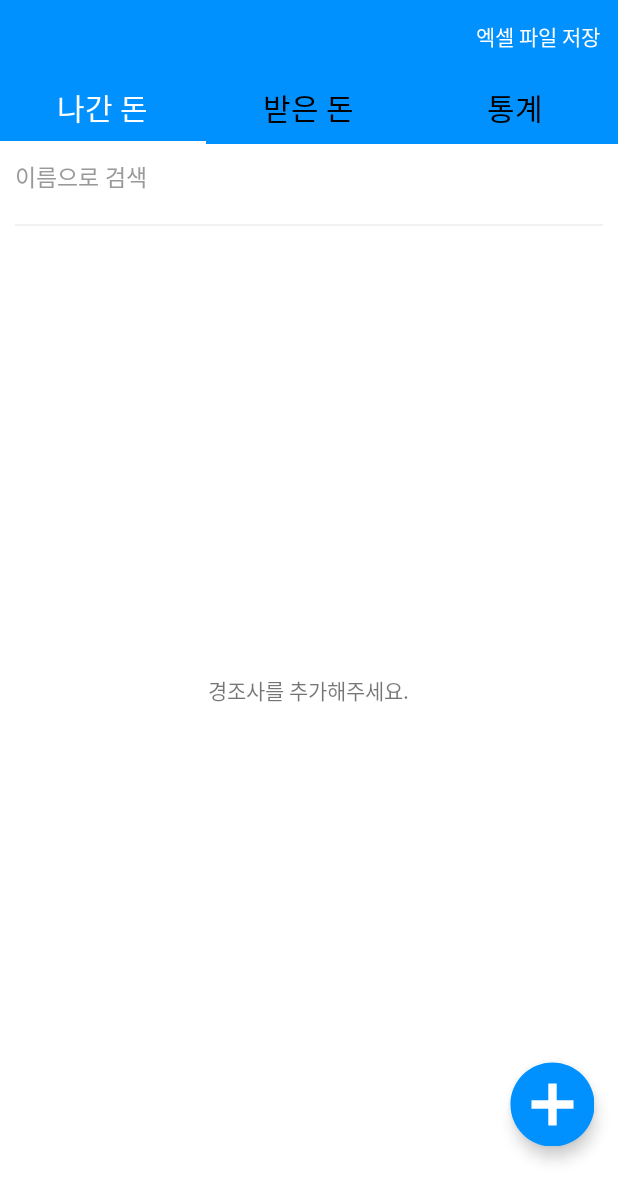
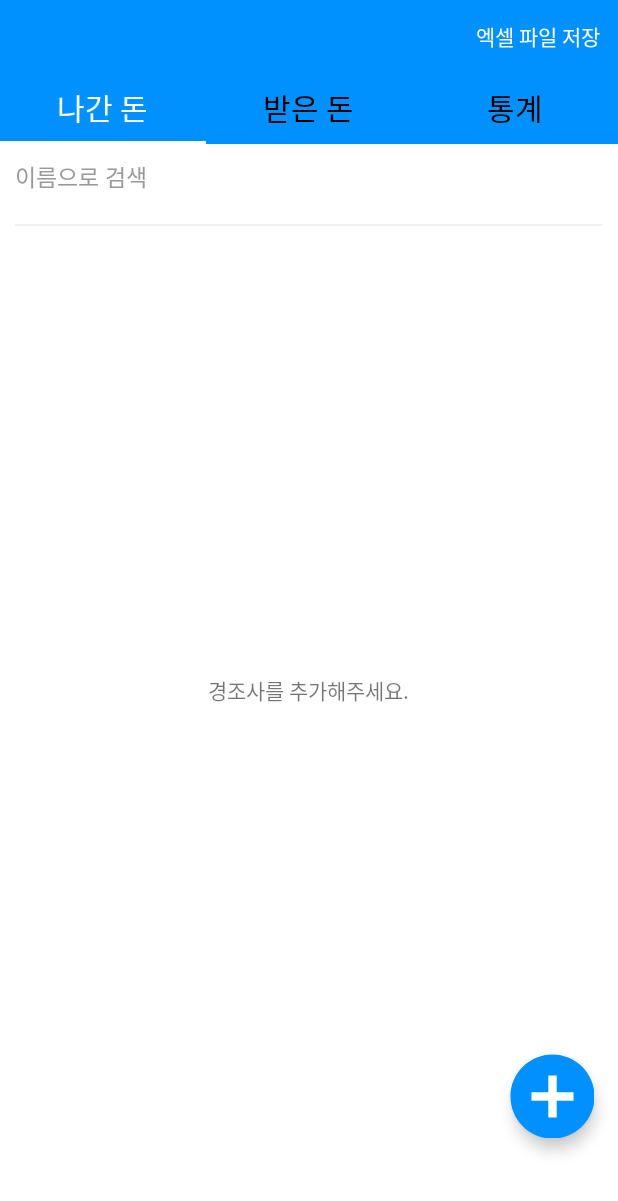
Before and after one commit to devmk1090/EventManager, an Android app: the screen it shows after launch (MainActivity), on a phone screen of 412 x 824 dp. Shown: the top 1201 px of the screen. Run offline under Robolectric (Android 15) with nearby library versions, the phone set to English and light mode, and no system bars; our stand-ins replace AdMob; libraries missing offline, so code that uses them is left out: org.apache.poi; 2 statements that could not run were skipped.

Commit message:
Release 2.4 - 레이아웃 수정

```diff
--- a/app/src/main/res/layout/fragment_in.xml
+++ b/app/src/main/res/layout/fragment_in.xml
@@ -50,7 +50,7 @@
         android:id="@+id/inFab"
         android:layout_width="wrap_content"
         android:layout_height="wrap_content"
-        android:layout_marginBottom="60dp"
+        android:layout_marginBottom="65dp"
         android:layout_marginEnd="16dp"
         android:src="@drawable/ic_add_circle_black_24dp"
         android:layout_alignParentBottom="true"
--- a/app/src/main/res/layout/fragment_out.xml
+++ b/app/src/main/res/layout/fragment_out.xml
@@ -48,7 +48,7 @@
         android:id="@+id/outFab"
         android:layout_width="wrap_content"
         android:layout_height="wrap_content"
-        android:layout_marginBottom="60dp"
+        android:layout_marginBottom="65dp"
         android:layout_marginEnd="16dp"
         android:src="@drawable/ic_add_circle_black_24dp"
         android:layout_alignParentBottom="true"
```
